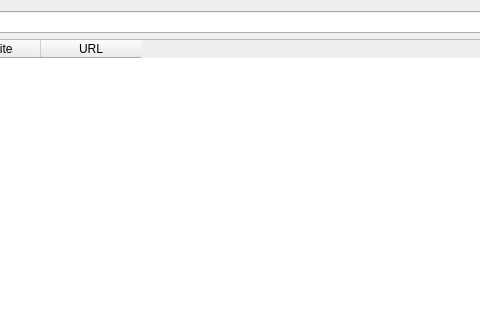
First picture: the form in ui/vaultwindow.ui, repository Adam216TN/SafePass, before the edit; both pictures show x 271 to 751 and y 0 to 320 of the 1193 by 872 pixel window.
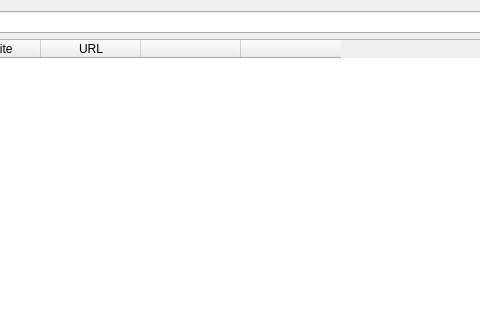
Second picture: the form after the edit.

Patch:
```diff
--- a/ui/vaultwindow.ui
+++ b/ui/vaultwindow.ui
@@ -50,6 +50,16 @@
        <string>URL</string>
       </property>
      </column>
+     <column>
+      <property name="text">
+       <string/>
+      </property>
+     </column>
+     <column>
+      <property name="text">
+       <string/>
+      </property>
+     </column>
     </widget>
    </item>
    <item>
```
